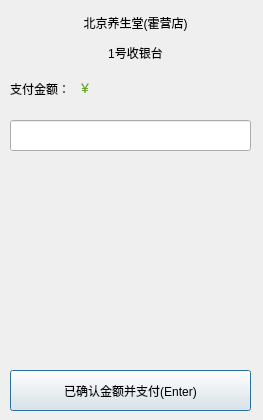
The window that bbqshop/bbqshop/PayDialog.ui (qinan2014/bbqshop) describes before a commit, drawn with Qt 5.
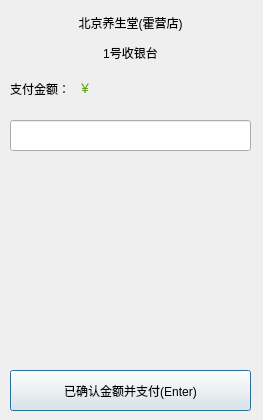
The same window after the commit.

The edit to the form file:
```diff
--- a/bbqshop/bbqshop/PayDialog.ui
+++ b/bbqshop/bbqshop/PayDialog.ui
@@ -78,7 +78,7 @@
   <widget class="QLabel" name="shopNameTxt">
    <property name="geometry">
     <rect>
-     <x>30</x>
+     <x>25</x>
      <y>10</y>
      <width>211</width>
      <height>25</height>
@@ -94,7 +94,7 @@
   <widget class="QLabel" name="cashNoTxt">
    <property name="geometry">
     <rect>
-     <x>30</x>
+     <x>25</x>
      <y>40</y>
      <width>211</width>
      <height>25</height>
```
